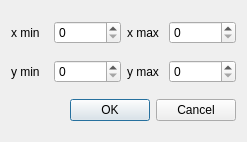
Above: escam/dialogaxes.ui from Entwicklungsburo-Stresing/EBST_CAM before the change. Below: the same form after it.
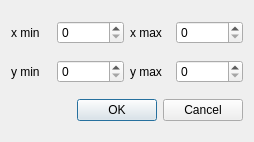
That is the form after the change.

Commit message:
Change Axes default title
Changed the title of Axes... from Dialog to Axes

The edit to the form file:
```diff
--- a/escam/dialogaxes.ui
+++ b/escam/dialogaxes.ui
@@ -6,7 +6,7 @@
    <rect>
     <x>0</x>
     <y>0</y>
-    <width>247</width>
+    <width>254</width>
     <height>142</height>
    </rect>
   </property>
```
Left out of the diff: 2 changed lines with no effect on the pictures. The commit also changes 1 other file.
